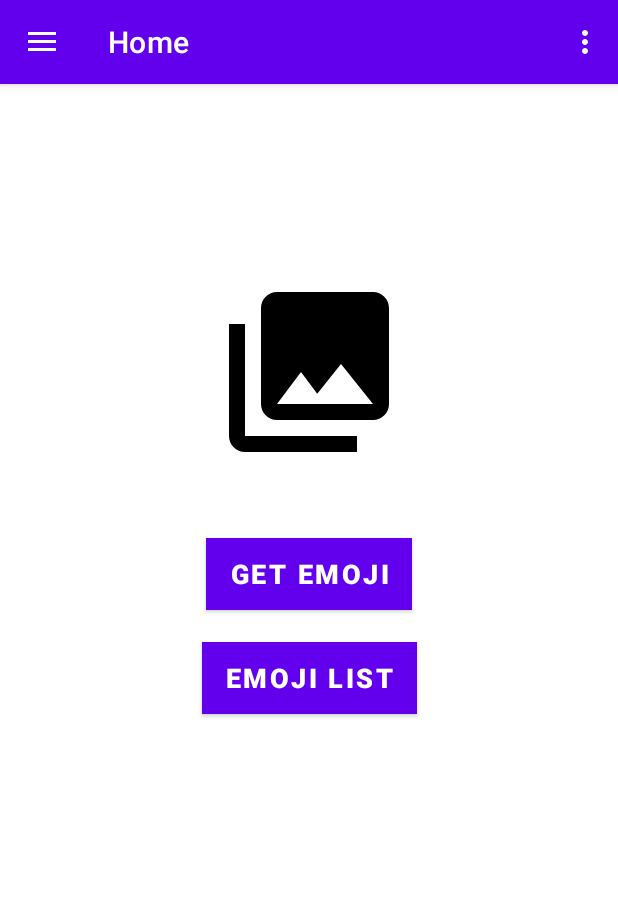
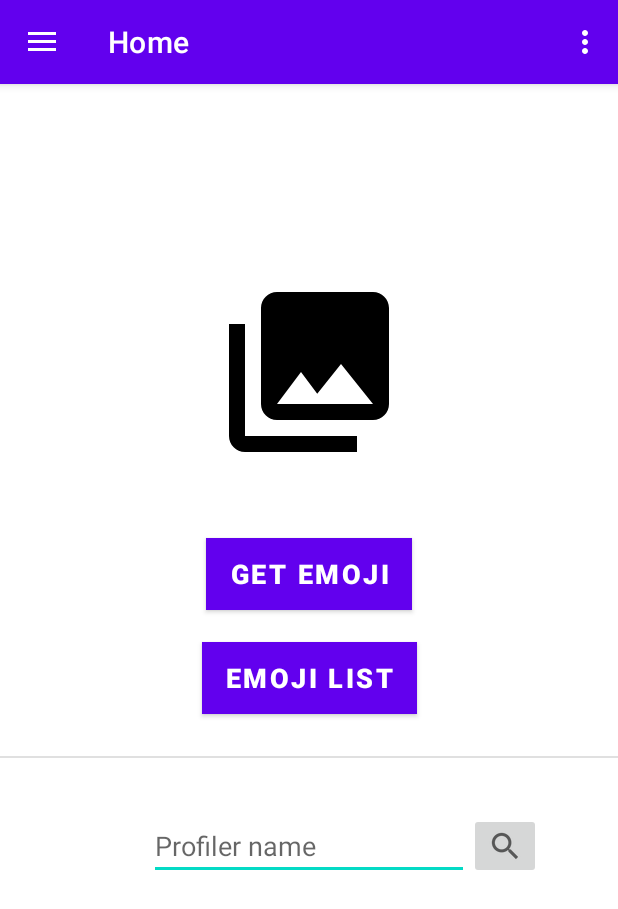
Before and after one commit to mfdeveloper/emoji-app-android, an Android app: the screen it shows after launch (MainActivity), on a phone screen of 412 x 824 dp. Shown: the top 909 px of the screen. Run offline under Robolectric (Android 15) with nearby library versions, the phone set to English and light mode, and no system bars; our stand-ins replace Dagger/Hilt's generated code, Room's generated code, data binding, navigation-ui; libraries missing offline, so code that uses them is left out: androidx.hilt.lifecycle; pictures from the network do not load.

Commit message:
[WIP]: Refactory the emojis request and cache db using a 'BaseRepository' class

```diff
--- a/app/src/main/java/com/blisschallenge/emojiapp/di/modules/AppModule.kt
+++ b/app/src/main/java/com/blisschallenge/emojiapp/di/modules/AppModule.kt
@@ -23,7 +23,7 @@ import javax.inject.Singleton
 @InstallIn(SingletonComponent::class)
 object AppModule {
 
-    private val baseUrl get() = "https://api.github.com"
+    private val baseUrl = "https://api.github.com"
 
     @Provides
     @Singleton
@@ -54,6 +54,11 @@ object AppModule {
     @Singleton
     fun provideDatabase(@ApplicationContext appContext: Context): AppDatabase {
 
+        if (AppDatabase.CLEAR_FIRST) {
+
+            appContext.deleteDatabase(AppDatabase.DATABASE_NAME)
+        }
+
         return Room.databaseBuilder(
             appContext,
             AppDatabase::class.java,
--- a/app/src/main/java/com/blisschallenge/emojiapp/models/database/AppDatabase.kt
+++ b/app/src/main/java/com/blisschallenge/emojiapp/models/database/AppDatabase.kt
@@ -12,5 +12,6 @@ abstract class AppDatabase : RoomDatabase() {
 
     companion object {
         const val DATABASE_NAME = "github-services"
+        const val CLEAR_FIRST = false
     }
 }
--- a/app/src/main/java/com/blisschallenge/emojiapp/models/services/GitHubService.kt
+++ b/app/src/main/java/com/blisschallenge/emojiapp/models/services/GitHubService.kt
@@ -3,9 +3,13 @@ package com.blisschallenge.emojiapp.models.services
 import com.blisschallenge.emojiapp.models.entities.Emoji
 import retrofit2.Response
 import retrofit2.http.GET
+import retrofit2.http.Path
 
 interface GitHubService {
 
     @GET("emojis")
     suspend fun listEmojis(): Response<List<Emoji>>
+
+    @GET("users/{username}")
+    suspend fun userProfile(@Path("username") name: String)
 }
--- a/app/src/main/res/layout/fragment_emojis_list.xml
+++ b/app/src/main/res/layout/fragment_emojis_list.xml
@@ -50,7 +50,11 @@
                 app:layout_constraintBottom_toBottomOf="parent"
                 app:layout_constraintEnd_toEndOf="parent"
                 app:layout_constraintStart_toStartOf="parent"
-                app:layout_constraintTop_toTopOf="parent" />
+                app:layout_constraintTop_toTopOf="parent"
+                tools:listitem="@layout/item_image"
+                tools:itemCount="12"
+                tools:layoutManager="androidx.recyclerview.widget.GridLayoutManager"
+                tools:spanCount="4"/>
 
         </androidx.swiperefreshlayout.widget.SwipeRefreshLayout>
 
--- a/app/src/main/res/layout/fragment_home.xml
+++ b/app/src/main/res/layout/fragment_home.xml
@@ -1,8 +1,8 @@
 <?xml version="1.0" encoding="utf-8"?>
 
 <layout xmlns:app="http://schemas.android.com/apk/res-auto"
-    xmlns:tools="http://schemas.android.com/tools"
-    xmlns:android="http://schemas.android.com/apk/res/android">
+        xmlns:tools="http://schemas.android.com/tools"
+        xmlns:android="http://schemas.android.com/apk/res/android">
 
     <data>
 
@@ -32,6 +32,7 @@
             app:layout_constraintBottom_toBottomOf="parent"
             app:layout_constraintTop_toTopOf="parent"
             app:layout_constraintVertical_bias="0.2"
+            tools:visibility="visible"
             />
 
         <ImageView
@@ -75,18 +76,45 @@
             android:layout_marginStart="@dimen/horizontal_margin"
             android:layout_marginEnd="@dimen/horizontal_margin"
             android:background="@color/white"
+            android:onClick="@{() -> viewModel.showList()}"
             android:paddingStart="@dimen/button_padding"
             android:paddingEnd="@dimen/button_padding"
             android:text="@string/button_emoji_list"
             android:textSize="@dimen/button_text_size"
             android:textStyle="bold"
-            android:onClick="@{() -> viewModel.showList()}"
             app:layout_constraintBottom_toBottomOf="parent"
             app:layout_constraintEnd_toEndOf="parent"
             app:layout_constraintStart_toStartOf="parent"
             app:layout_constraintTop_toBottomOf="@+id/image_emoji"
             app:layout_constraintVertical_bias="0.25" />
 
+
+        <View
+            android:id="@+id/horizontal_divider"
+            android:layout_width="match_parent"
+            android:layout_height="1dp"
+            android:layout_marginTop="@dimen/horizontal_margin"
+            android:layout_marginBottom="@dimen/horizontal_margin"
+            android:background="?android:attr/listDivider"
+            app:layout_constraintBottom_toTopOf="@+id/include"
+            app:layout_constraintEnd_toEndOf="parent"
+            app:layout_constraintStart_toStartOf="parent"
+            app:layout_constraintTop_toBottomOf="@+id/btn_emojis_list" />
+
+        <!-- See https://stackoverflow.com/questions/43625651/android-add-other-layout-in-constraintlayout-using-include-tag -->
+        <include
+            android:id="@+id/include"
+            layout="@layout/profile_data"
+            android:layout_width="wrap_content"
+            android:layout_height="wrap_content"
+            app:layout_constraintBottom_toBottomOf="parent"
+            app:layout_constraintEnd_toEndOf="parent"
+            app:layout_constraintStart_toStartOf="parent"
+            app:layout_constraintTop_toBottomOf="@+id/btn_emojis_list"
+            app:layout_constraintVertical_bias="0.2"
+            app:viewModel="@{viewModel}" />
+
+
     </androidx.constraintlayout.widget.ConstraintLayout>
 
 </layout>
--- /dev/null
+++ b/app/src/main/res/layout/profile_data.xml
@@ -0,0 +1,45 @@
+<?xml version="1.0" encoding="utf-8"?>
+<layout xmlns:app="http://schemas.android.com/apk/res-auto"
+    xmlns:tools="http://schemas.android.com/tools"
+    xmlns:android="http://schemas.android.com/apk/res/android">
+
+    <data>
+        <variable
+            name="viewModel"
+            type="com.blisschallenge.emojiapp.views.home.HomeViewModel" />
+    </data>
+
+    <androidx.constraintlayout.widget.ConstraintLayout
+        android:layout_width="match_parent"
+        android:layout_height="wrap_content">
+
+        <EditText
+            android:id="@+id/input_profile_name"
+            android:layout_width="wrap_content"
+            android:layout_height="wrap_content"
+            android:layout_marginTop="@dimen/horizontal_margin"
+            android:layout_marginBottom="@dimen/horizontal_margin"
+            android:ems="10"
+            android:hint="@string/input_profile_name"
+            android:inputType="textPersonName"
+            app:layout_constraintBottom_toBottomOf="parent"
+            app:layout_constraintEnd_toEndOf="parent"
+            app:layout_constraintStart_toStartOf="parent"
+            app:layout_constraintTop_toTopOf="parent" />
+
+        <ImageButton
+            android:id="@+id/btn_search_profile"
+            android:layout_width="wrap_content"
+            android:layout_height="wrap_content"
+            app:srcCompat="?android:attr/actionModeWebSearchDrawable"
+            android:layout_marginEnd="@dimen/horizontal_margin"
+            android:layout_marginTop="@dimen/horizontal_margin"
+            android:layout_marginBottom="@dimen/horizontal_margin"
+            app:layout_constraintBottom_toBottomOf="parent"
+            app:layout_constraintEnd_toEndOf="parent"
+            app:layout_constraintStart_toEndOf="@+id/input_profile_name"
+            app:layout_constraintTop_toTopOf="parent" />
+
+    </androidx.constraintlayout.widget.ConstraintLayout>
+
+</layout>
--- a/app/src/main/res/values/strings.xml
+++ b/app/src/main/res/values/strings.xml
@@ -10,6 +10,7 @@
     <string name="button_emoji">Get emoji</string>
     <string name="button_emoji_list">Emoji List</string>
     <string name="content_image_emoji">Random emoji image</string>
+    <string name="input_profile_name">Profiler name</string>
 
     <string name="menu_home">Home</string>
     <string name="menu_list_emojis">Emojis</string>
```
Also changed, not shown: app/src/main/java/com/blisschallenge/emojiapp/models/repositories/BaseRepository.kt (added, +72 -0 lines), app/src/main/java/com/blisschallenge/emojiapp/models/repositories/GithubRepository.kt (+9 -60 lines), 2 other files.
